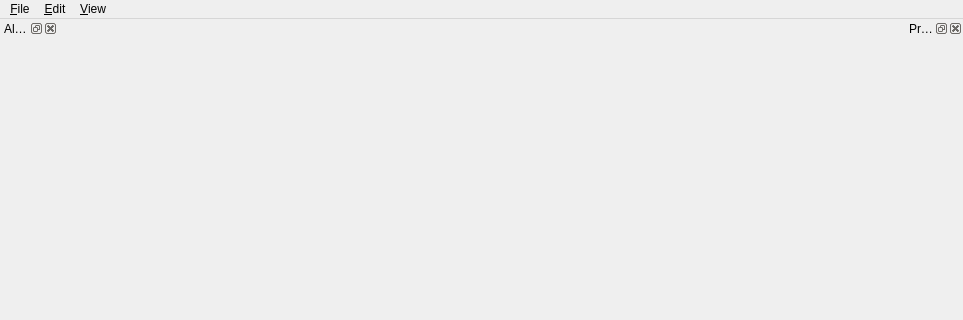
BlenderCN-Org/atom, file src/editor/ui/editor_window.ui: the form before one commit; both pictures show x 0 to 963 and y 0 to 320 of the 963 by 786 pixel window.
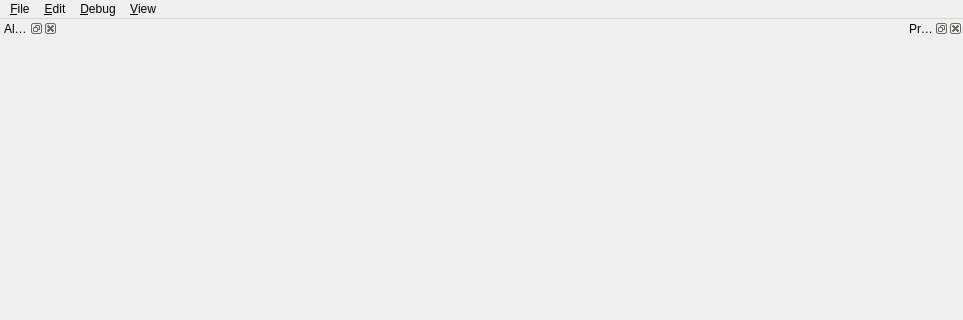
The form after the commit. Custom widgets are drawn as their Qt base class.

Commit message: Simplified material classes + simplified debug drawing

Patch:
```diff
--- a/src/editor/ui/editor_window.ui
+++ b/src/editor/ui/editor_window.ui
@@ -51,20 +51,20 @@
       <string>Panels</string>
      </property>
     </widget>
-    <widget class="QMenu" name="menu_entity">
+    <addaction name="menu_panels"/>
+   </widget>
+   <widget class="QMenu" name="menu_debug">
      <property name="title">
-      <string>Debug</string>
+     <string>&amp;Debug</string>
      </property>
      <addaction name="action_show_physics"/>
      <addaction name="action_show_bounding_box"/>
      <addaction name="action_show_aabb"/>
      <addaction name="action_show_geometry"/>
     </widget>
-    <addaction name="menu_entity"/>
-    <addaction name="menu_panels"/>
-   </widget>
    <addaction name="menu_file"/>
    <addaction name="menu_edit"/>
+   <addaction name="menu_debug"/>
    <addaction name="menu_view"/>
   </widget>
   <widget class="QStatusBar" name="statusbar"/>
```
Lines whose indentation alone changed are shown as unchanged. The commit also changes 26 other files.
